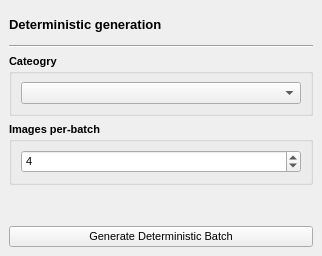
First picture: the form in src/airunner/widgets/deterministic/templates/deterministic_widget.ui, repository Capsize-Games/airunner, before the edit.
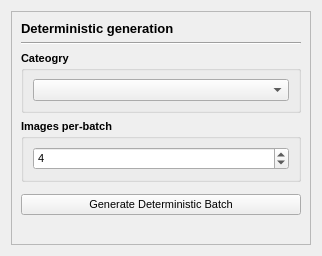
Second picture: the form after the edit. Custom widgets are drawn as their Qt base class.

Commit message: adds scroll areas to deterministic and batch generation widgets

What changed in the file:
```diff
--- a/src/airunner/widgets/deterministic/templates/deterministic_widget.ui
+++ b/src/airunner/widgets/deterministic/templates/deterministic_widget.ui
@@ -24,20 +24,23 @@
   <property name="windowTitle">
    <string>Form</string>
   </property>
+  <layout class="QGridLayout" name="gridLayout_4">
+   <item row="0" column="0">
+    <widget class="QScrollArea" name="scrollArea">
+     <property name="widgetResizable">
+      <bool>true</bool>
+     </property>
+     <widget class="QWidget" name="scrollAreaWidgetContents">
+      <property name="geometry">
+       <rect>
+        <x>0</x>
+        <y>0</y>
+        <width>302</width>
+        <height>236</height>
+       </rect>
+      </property>
   <layout class="QGridLayout" name="gridLayout_2">
-   <property name="leftMargin">
-    <number>9</number>
-   </property>
-   <property name="topMargin">
-    <number>9</number>
-   </property>
-   <property name="rightMargin">
-    <number>9</number>
-   </property>
-   <property name="bottomMargin">
-    <number>9</number>
-   </property>
-   <item row="2" column="0" colspan="2">
+       <item row="2" column="0">
     <widget class="QGroupBox" name="groupBox_2">
      <property name="font">
       <font>
@@ -62,14 +65,30 @@
      </layout>
     </widget>
    </item>
-   <item row="1" column="0" colspan="2">
+       <item row="1" column="0">
     <widget class="Line" name="line">
      <property name="orientation">
       <enum>Qt::Horizontal</enum>
      </property>
     </widget>
    </item>
-   <item row="3" column="0" colspan="2">
+       <item row="4" column="0">
+        <widget class="SeedWidget" name="deterministic_seed" native="true"/>
+       </item>
+       <item row="0" column="0">
+        <widget class="QLabel" name="label">
+         <property name="font">
+          <font>
+           <pointsize>10</pointsize>
+           <bold>true</bold>
+          </font>
+         </property>
+         <property name="text">
+          <string>Deterministic generation</string>
+         </property>
+        </widget>
+       </item>
+       <item row="3" column="0">
     <widget class="QGroupBox" name="groupBox">
      <property name="font">
       <font>
@@ -103,20 +122,7 @@
      </layout>
     </widget>
    </item>
-   <item row="0" column="0" colspan="2">
-    <widget class="QLabel" name="label">
-     <property name="font">
-      <font>
-       <pointsize>10</pointsize>
-       <bold>true</bold>
-      </font>
-     </property>
-     <property name="text">
-      <string>Deterministic generation</string>
-     </property>
-    </widget>
-   </item>
-   <item row="5" column="0" colspan="2">
+       <item row="5" column="0">
     <widget class="QPushButton" name="generate_batches_button">
      <property name="font">
       <font>
@@ -128,8 +134,22 @@
      </property>
     </widget>
    </item>
-   <item row="4" column="0" colspan="2">
-    <widget class="SeedWidget" name="deterministic_seed" native="true"/>
+       <item row="6" column="0">
+        <spacer name="verticalSpacer">
+         <property name="orientation">
+          <enum>Qt::Vertical</enum>
+         </property>
+         <property name="sizeHint" stdset="0">
+          <size>
+           <width>20</width>
+           <height>7</height>
+          </size>
+         </property>
+        </spacer>
+       </item>
+      </layout>
+     </widget>
+    </widget>
    </item>
   </layout>
  </widget>
```
Lines whose indentation alone changed are shown as unchanged. The commit also changes 3 other files.
